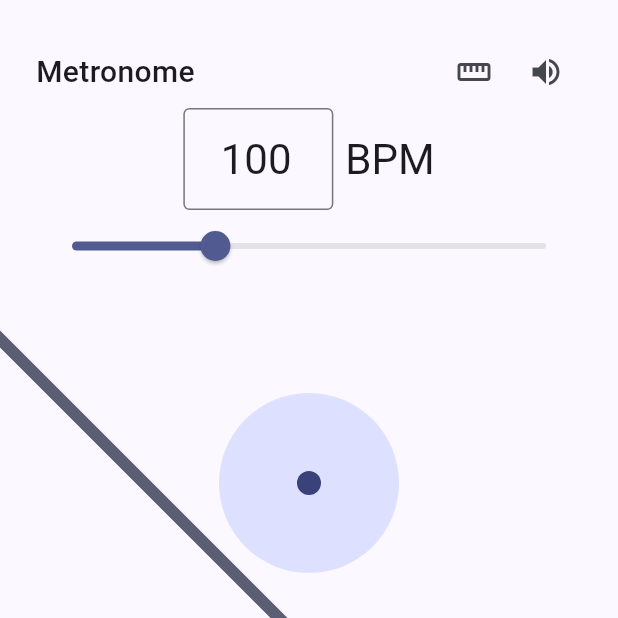
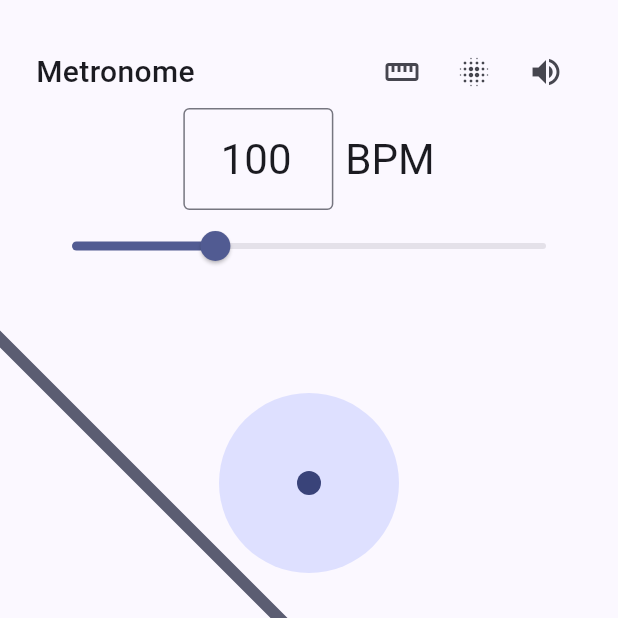
Before and after one commit to pek0hara/Rhythm-Trainer, a Flutter app: the screen it shows after launch, on a phone screen of 412 x 824 dp, the top half of it. Run offline on Flutter 3.47's test engine with Material 3 defaults, Android fonts, the phone set to English and light mode, and no system bars.

Commit message:
feat: add independent inward ripple wave mode with toggle
Add _showRipple toggle button (blur_on/blur_off icon) separate from
the needle toggle. Ripple direction changed to inward so rings
converge toward the center circle on each beat.

Co-Authored-By: Claude Sonnet 4.6 <noreply@anthropic.com>

```diff
--- a/lib/main.dart
+++ b/lib/main.dart
@@ -45,6 +45,7 @@ class _MetronomePageState extends State<MetronomePage>
   bool _isPlaying = false;
   bool _isReady = false;
   bool _showNeedle = true;
+  bool _showRipple = true;
   bool _soundEnabled = true;
 
   final TextEditingController _bpmTextController =
@@ -288,6 +289,11 @@ class _MetronomePageState extends State<MetronomePage>
                       onPressed: () => setState(() => _showNeedle = !_showNeedle),
                     ),
                     IconButton(
+                      icon: Icon(_showRipple ? Icons.blur_on : Icons.blur_off),
+                      tooltip: _showRipple ? '波を非表示' : '波を表示',
+                      onPressed: () => setState(() => _showRipple = !_showRipple),
+                    ),
+                    IconButton(
                       icon: Icon(_soundEnabled ? Icons.volume_up : Icons.volume_off),
                       tooltip: _soundEnabled ? '音声オフ' : '音声オン',
                       onPressed: _isReady ? _toggleSound : null,
@@ -345,6 +351,7 @@ class _MetronomePageState extends State<MetronomePage>
                     clipBehavior: Clip.none,
                     alignment: Alignment.center,
                     children: <Widget>[
+                      if (_showRipple)
                         IgnorePointer(
                           child: AnimatedBuilder(
                             animation: _rippleDriverController,
@@ -360,6 +367,7 @@ class _MetronomePageState extends State<MetronomePage>
                                   rippleDuration: _beatDuration,
                                   color: Theme.of(context).colorScheme.primary,
                                   maxRadius: 110,
+                                  inward: true,
                                 ),
                               );
                             },
@@ -557,12 +565,14 @@ class _RipplePainter extends CustomPainter {
     required this.rippleDuration,
     required this.color,
     required this.maxRadius,
+    this.inward = false,
   });
 
   final List<DateTime> startTimes;
   final Duration rippleDuration;
   final Color color;
   final double maxRadius;
+  final bool inward;
 
   @override
   void paint(Canvas canvas, Size size) {
@@ -574,7 +584,8 @@ class _RipplePainter extends CustomPainter {
       final int elapsedMs = now.difference(start).inMilliseconds;
       if (elapsedMs > durationMs) continue;
       final double progress = elapsedMs / durationMs;
-      final double radius = progress * maxRadius;
+      final double radius =
+          inward ? maxRadius * (1.0 - progress) : progress * maxRadius;
       final double opacity = (1.0 - progress) * 0.55;
       canvas.drawCircle(
         center,
```
Lines whose indentation alone changed are shown as unchanged.
